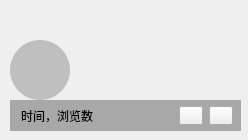
Old version of the form src/resf/thread_video_item.ui in the repository clb-128258/TiebaDesktop.
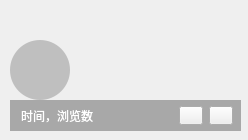
New version of the form.

Patch:
```diff
--- a/src/resf/thread_video_item.ui
+++ b/src/resf/thread_video_item.ui
@@ -69,6 +69,11 @@
     </property>
     <item row="0" column="0">
      <widget class="QLabel" name="label_3">
+      <property name="styleSheet">
+       <string notr="true">QLabel {
+	color: white;
+}</string>
+      </property>
       <property name="text">
        <string>时间，浏览数</string>
       </property>
```
